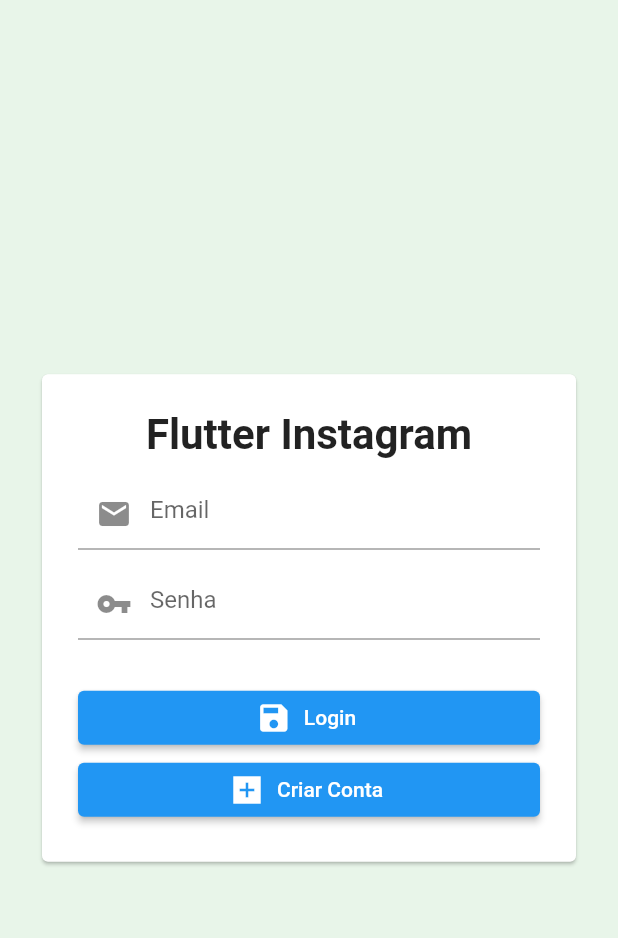
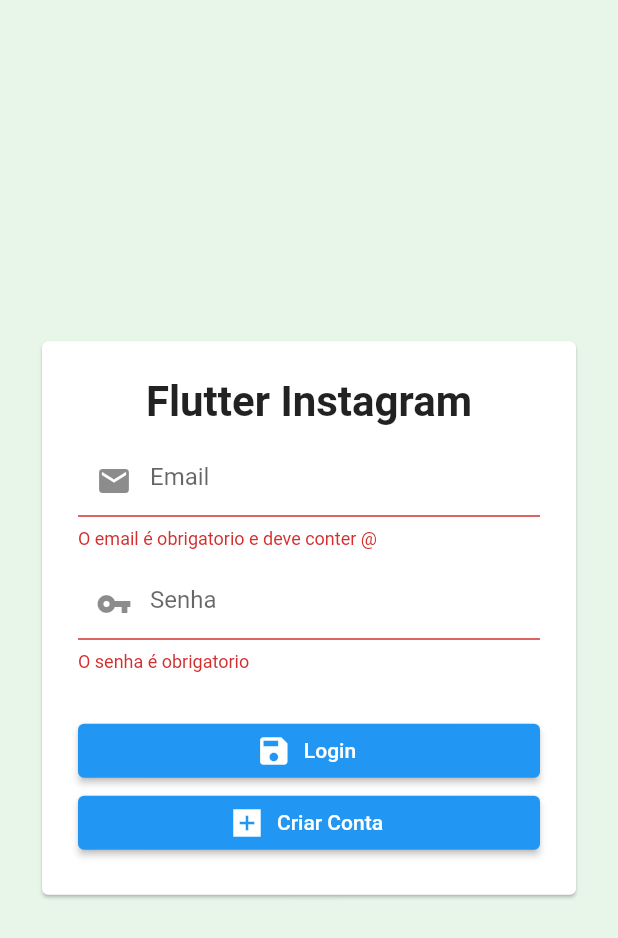
Before and after one commit to rasec23rj/flutter_instagram, a Flutter app: the LoginScreen screen opened by its route, after a tap on "Login", on a phone screen of 412 x 824 dp. Shown: the top 938 px of the screen. Run offline on Flutter 3.47's test engine with Material 2 defaults, Android fonts, the light colour scheme and no system bars; our stand-ins replace bloc, cloud_firestore, equatable, firebase_auth, firebase_core, flutter_bloc; accounts and stored records are empty.

Commit message:
flutter login

```diff
--- a/lib/bloc/simple_bloc_observer.dart
+++ b/lib/bloc/simple_bloc_observer.dart
@@ -9,13 +9,11 @@
 
   @override
   void onTransition(Bloc bloc, Transition transition) {
-    print(transition);
     super.onTransition(bloc, transition);
   }
 
   @override
-  Future<void> onError(BlocBase bloc, Object error, StackTrace stackTrace) {
-    print(error);
-    super.onError(bloc, error, stackTrace);
+  Future<void> onError(_, Object error, StackTrace stackTrace) async {
+    super.onError(_, error, stackTrace);
   }
 }
--- /dev/null
+++ b/lib/screens/login/cubit/login_cubit.dart
@@ -0,0 +1,37 @@
+import 'package:bloc/bloc.dart';
+import 'package:equatable/equatable.dart';
+import 'package:flutter_instagram/models/failure_model.dart';
+import 'package:flutter_instagram/repository/repository.dart';
+import 'package:meta/meta.dart';
+
+part 'login_state.dart';
+
+class LoginCubit extends Cubit<LoginState> {
+  final AuthRepository _authRepository;
+  LoginCubit({@required AuthRepository authRepository})
+      : _authRepository = authRepository,
+        super(LoginState.initial());
+
+  void emailChanged(String value) {
+    emit(state.copyWith(email: value, status: LoginStatus.initial));
+  }
+
+  void passwordChanged(String value) {
+    emit(state.copyWith(password: value, status: LoginStatus.initial));
+  }
+
+  void logInWithCredentials() async {
+    if (!state.isFormValid || state.status == LoginStatus.submitting) return;
+    emit(state.copyWith(status: LoginStatus.submitting));
+
+    try {
+      await _authRepository.logInWithEmailAndPassword(
+        email: state.email,
+        password: state.password,
+      );
+      emit(state.copyWith(status: LoginStatus.success));
+    } on Failure catch (err) {
+      emit(state.copyWith(failure: err, status: LoginStatus.error));
+    }
+  }
+}
--- /dev/null
+++ b/lib/screens/login/cubit/login_state.dart
@@ -0,0 +1,46 @@
+part of 'login_cubit.dart';
+
+enum LoginStatus { initial, submitting, success, error }
+
+class LoginState extends Equatable {
+  final String email;
+  final String password;
+  final LoginStatus status;
+  final Failure failure;
+
+  bool get isFormValid => email.isNotEmpty && password.isNotEmpty;
+
+  const LoginState({
+    @required this.email,
+    @required this.password,
+    @required this.status,
+    @required this.failure,
+  });
+
+  factory LoginState.initial() {
+    return LoginState(
+      email: '',
+      password: '',
+      status: LoginStatus.initial,
+      failure: Failure(),
+    );
+  }
+  @override
+  bool get stringify => true;
+  @override
+  List<Object> get props => [email, password, status, failure];
+
+  LoginState copyWith({
+    String email,
+    String password,
+    LoginStatus status,
+    Failure failure,
+  }) {
+    return LoginState(
+      email: email ?? this.email,
+      password: password ?? this.password,
+      status: status ?? this.status,
+      failure: failure ?? this.failure,
+    );
+  }
+}
--- a/lib/screens/login/login_screens.dart
+++ b/lib/screens/login/login_screens.dart
@@ -1,6 +1,9 @@
 import 'dart:ui';
 
 import 'package:flutter/material.dart';
+import 'package:flutter_bloc/flutter_bloc.dart';
+import 'package:flutter_instagram/repository/auth/auth_repository.dart';
+import 'package:flutter_instagram/screens/login/cubit/login_cubit.dart';
 
 class LoginScreen extends StatelessWidget {
   static const String routeName = '/login';
@@ -9,7 +12,10 @@
     return PageRouteBuilder(
       settings: const RouteSettings(name: routeName),
       transitionDuration: Duration(seconds: 0),
-      pageBuilder: (_, __, ___) => LoginScreen(),
+      pageBuilder: (context, __, ___) => BlocProvider<LoginCubit>(
+          create: (_) =>
+              LoginCubit(authRepository: context.read<AuthRepository>()),
+          child: LoginScreen()),
     );
   }
 
@@ -17,11 +23,23 @@
   @override
   Widget build(BuildContext context) {
     return WillPopScope(
-        onWillPop: () async => false,
-        child: GestureDetector(
-          onTap: () => FocusScope.of(context).unfocus(),
-          child: Scaffold(
-            resizeToAvoidBottomInset: true,
+      onWillPop: () async => false,
+      child: GestureDetector(
+        onTap: () => FocusScope.of(context).unfocus(),
+        child: BlocConsumer<LoginCubit, LoginState>(listener: (context, state) {
+          print('BlocConsumer ${state.status}');
+          if (state.status == LoginStatus.error) {
+            showDialog(
+              context: context,
+              builder: (context) => AlertDialog(
+                title: Text('Error'),
+                content: Text('context'),
+              ),
+            );
+          }
+        }, builder: (context, state) {
+          return Scaffold(
+            resizeToAvoidBottomInset: false,
             body: Padding(
               padding: const EdgeInsets.all(24.0),
               child: Center(
@@ -51,33 +69,44 @@
                             decoration: InputDecoration(
                                 hintText: 'Email',
                                 prefixIcon: Icon(Icons.email)),
-                            onChanged: (value) => print(value),
+                            onChanged: (value) =>
+                                context.read<LoginCubit>().emailChanged(value),
                             validator: (value) => !value.contains('@')
-                                ? 'O email é obrigatorio'
+                                ? 'O email é obrigatorio e deve conter @'
                                 : null,
                           ),
                           const SizedBox(height: 12.0),
                           TextFormField(
+                              obscureText: true,
                               decoration: InputDecoration(
                                   hintText: 'Senha',
                                   prefixIcon: Icon(Icons.vpn_key)),
-                              onChanged: (value) => print(value),
+                              onChanged: (value) => context
+                                  .read<LoginCubit>()
+                                  .passwordChanged(value),
+                              // ignore: missing_return
                               validator: (value) {
-                                value.isEmpty ? 'O senha é obrigatorio' : null;
-                                value.length < 6
-                                    ? ' O tamanho minimo e de 6'
-                                    : null;
+                                if (value.isEmpty) {
+                                  return 'O senha é obrigatorio';
+                                }
+                                if (value.length < 6) {
+                                  return 'O tamanho minimo e de 6';
+                                }
                               }),
                           const SizedBox(
                             height: 28.0,
                           ),
                           ElevatedButton.icon(
-                            onPressed: () {},
+                            onPressed: () {
+                              print('save ${state.status}');
+                              _submitForm(context,
+                                  state.status == LoginStatus.submitting);
+                            },
                             icon: Icon(Icons.save),
                             label: Text('Login'),
                           ),
                           ElevatedButton.icon(
-                            onPressed: () {},
+                            onPressed: () => {},
                             icon: Icon(Icons.add_box_sharp),
                             label: Text('Criar Conta'),
                           )
@@ -88,7 +117,15 @@
                 ),
               ),
             ),
-          ),
-        ));
+          );
+        }),
+      ),
+    );
+  }
+
+  void _submitForm(BuildContext context, isSubmitting) {
+    if (_formKey.currentState.validate() && !isSubmitting) {
+      context.read<LoginCubit>().logInWithCredentials();
+    }
   }
 }
```
